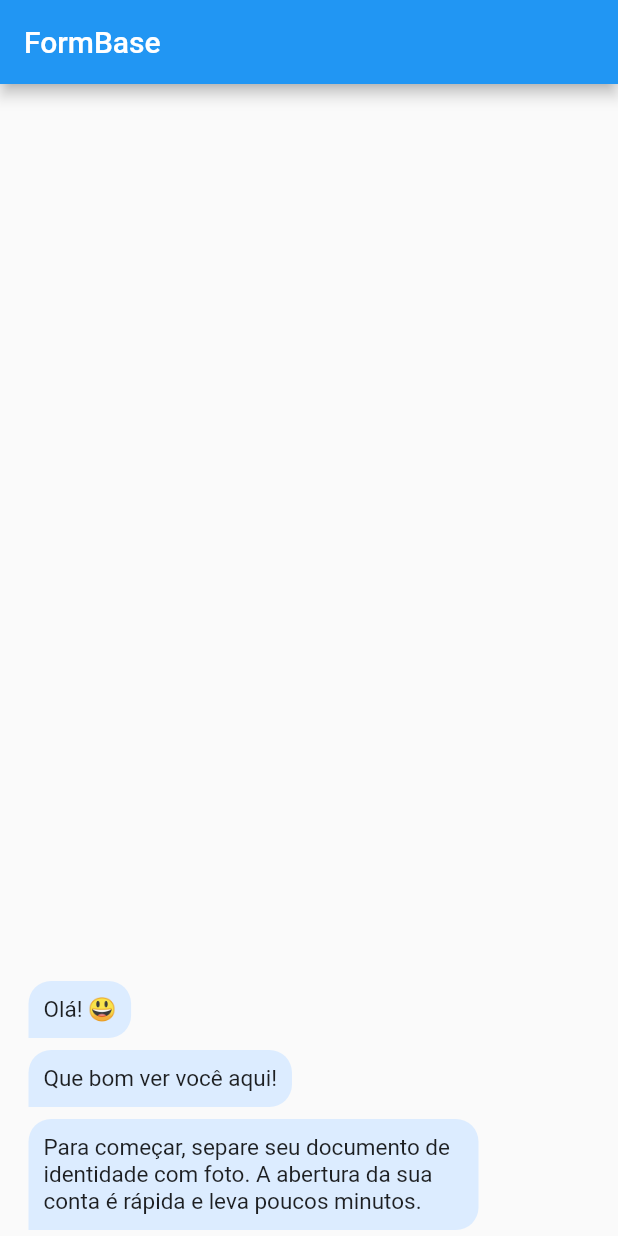
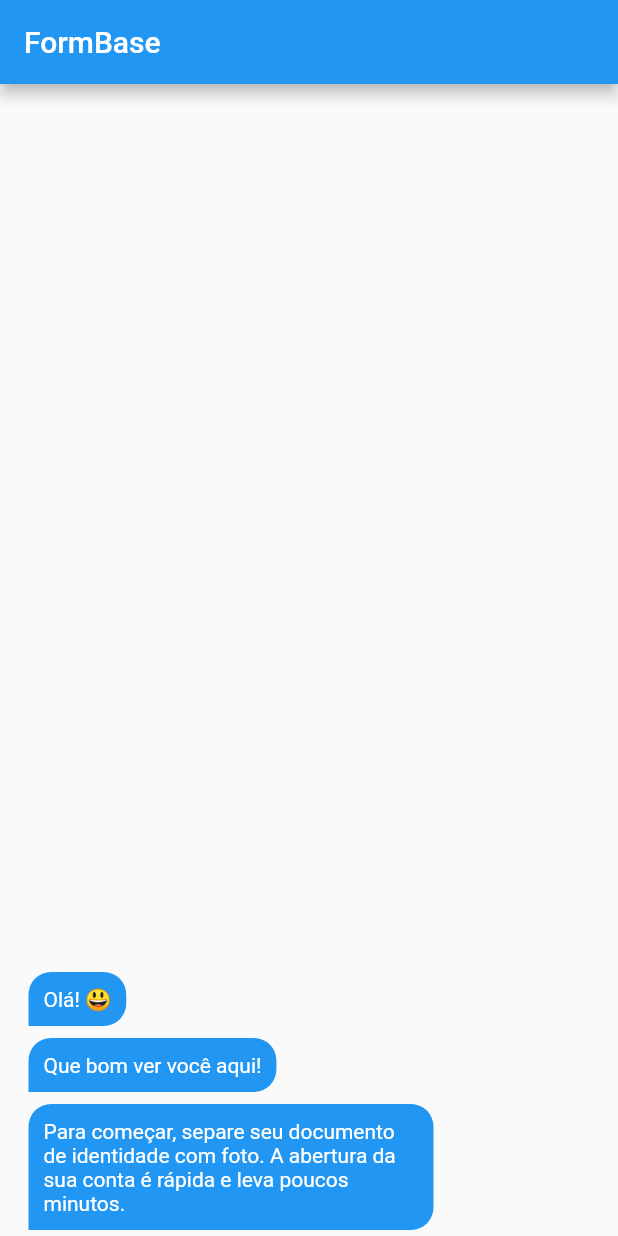
Before and after one commit to fldnascimento/form_conversation, a Flutter app: the screen it shows after launch, on a phone screen of 412 x 824 dp. Run offline on Flutter 3.47's test engine with Material 2 defaults, Android fonts, the phone set to English and light mode, and no system bars.

Commit message:
adjusted colors and paddings

```diff
--- a/example/lib/c6_page.dart
+++ b/example/lib/c6_page.dart
@@ -46,11 +46,6 @@ class _C6PageState extends State<C6Page> {
             formController: controller,
             hintText: 'Digite seu nome',
             suffix: FormIconButton(
-              icon: const Icon(
-                Icons.send,
-                color: Colors.white,
-                size: 18,
-              ),
               onPressed: () {
                 controller.addToScreenAnswer(const FormAnswer(
                   edit: true,
@@ -66,7 +61,17 @@ class _C6PageState extends State<C6Page> {
           text: 'Digite seu CPF',
           action: FormTextFieldAndButton(
             tag: 'cpf',
+            hintText: 'Informe seu CPF',
             formController: controller,
+          ),
+        ),
+        FormAction(
+          tag: 'email',
+          text: 'Digite seu e-mail',
+          name: 'E-mail',
+          action: FormButton(
+            onPressed: () {},
+            label: 'SELECIONAR',
           ),
         ),
       ],
--- a/example/lib/main.dart
+++ b/example/lib/main.dart
@@ -13,7 +13,11 @@ class MyApp extends StatelessWidget {
     return MaterialApp(
       title: 'Flutter Demo',
       theme: ThemeData(
-        primarySwatch: Colors.blue,
+        // primarySwatch: Colors.blue,
+        colorScheme: ColorScheme.fromSwatch().copyWith(
+          primary: Colors.blue,
+          secondary: Colors.blue[900],
+        ),
       ),
       home: const C6Page(),
     );
--- a/lib/src/form/widgets/form_card.dart
+++ b/lib/src/form/widgets/form_card.dart
@@ -20,15 +20,18 @@ class FormCard extends StatelessWidget {
           bottomRight: Radius.circular(15.0),
         ),
       ),
-      color: const Color(0xFFDCECFF),
+      // color: const Color(0xFFDCECFF),
+      color: Theme.of(context).colorScheme.primary,
       elevation: 0,
       child: widget ??
           Container(
-            constraints: const BoxConstraints(maxWidth: 280),
+            constraints: const BoxConstraints(maxWidth: 250),
             margin: const EdgeInsets.all(10),
             child: Text(
               text!,
-              style: const TextStyle(fontSize: 15),
+              style: TextStyle(
+                color: Theme.of(context).colorScheme.onPrimary,
+              ),
             ),
           ),
     );
--- a/lib/src/form/widgets/form_modal_edit.dart
+++ b/lib/src/form/widgets/form_modal_edit.dart
@@ -40,7 +40,10 @@ showModalEdit(String tag, BuildContext context) {
                       textAlign: TextAlign.start,
                     ),
                   ),
-                  formItem.action
+                  Padding(
+                    padding: const EdgeInsets.all(8),
+                    child: formItem.action,
+                  ),
                 ],
               ),
             ),
--- a/lib/src/form/widgets/form_text_field.dart
+++ b/lib/src/form/widgets/form_text_field.dart
@@ -40,9 +40,7 @@ class FormTextField extends StatelessWidget {
 
   @override
   Widget build(BuildContext context) {
-    return Padding(
-      padding: const EdgeInsets.all(8.0),
-      child: TextFormField(
+    return TextFormField(
       onTap: onTap,
       controller: controller,
       autofocus: autofocus,
@@ -73,7 +71,6 @@ class FormTextField extends StatelessWidget {
           onChanged!(value);
         }
       },
-      ),
     );
   }
 
--- a/lib/src/form/widgets/form_text_field_and_button.dart
+++ b/lib/src/form/widgets/form_text_field_and_button.dart
@@ -61,11 +61,6 @@ class FormTextFieldAndButton extends StatelessWidget {
       showErrorText: showErrorText,
       hintText: hintText,
       suffix: FormIconButton(
-        icon: const Icon(
-          Icons.send,
-          color: Colors.white,
-          size: 18,
-        ),
         onPressed: () {
           formController.addToScreenAnswer(
             FormAnswer(
--- a/lib/src/form/widgets/index.dart
+++ b/lib/src/form/widgets/index.dart
@@ -4,3 +4,4 @@ export 'form_text_field.dart';
 export 'form_icon_button.dart';
 export 'form_answer.dart';
 export 'form_text_field_and_button.dart';
+export 'form_button.dart';
```
Also changed, not shown: lib/src/form/widgets/form_answer.dart (+19 -7 lines), lib/src/form/widgets/form_button.dart (added, +32 -0 lines), lib/src/form/widgets/form_icon_button.dart (+10 -5 lines), lib/src/form/widgets/form_widget_base.dart (+34 -1 lines). Lines whose indentation alone changed are shown as unchanged.
